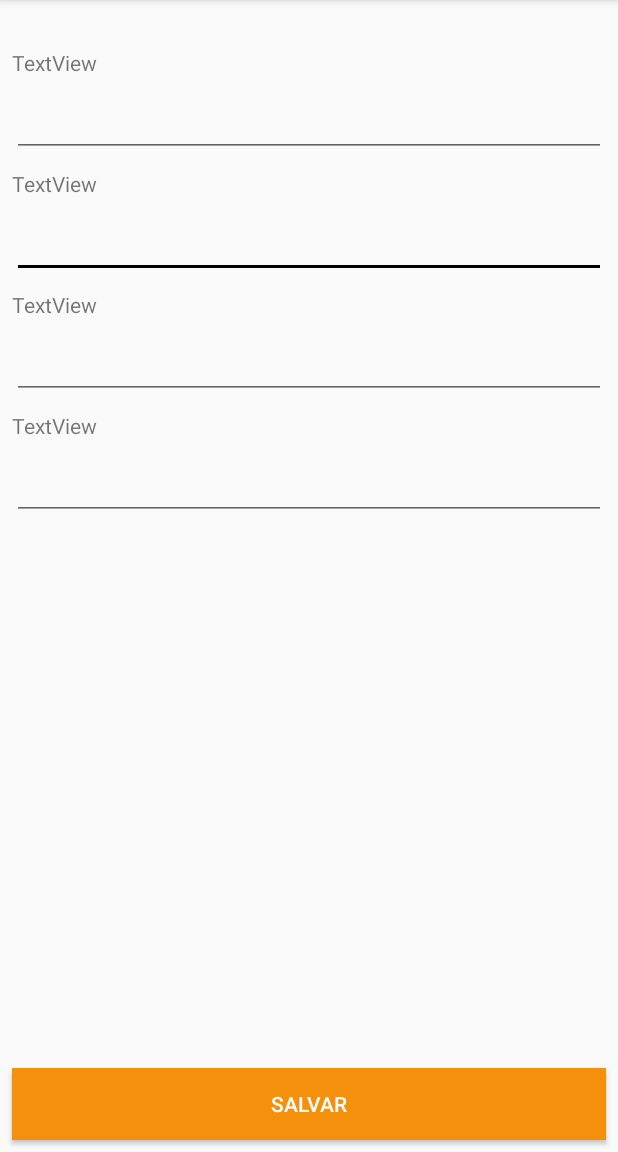
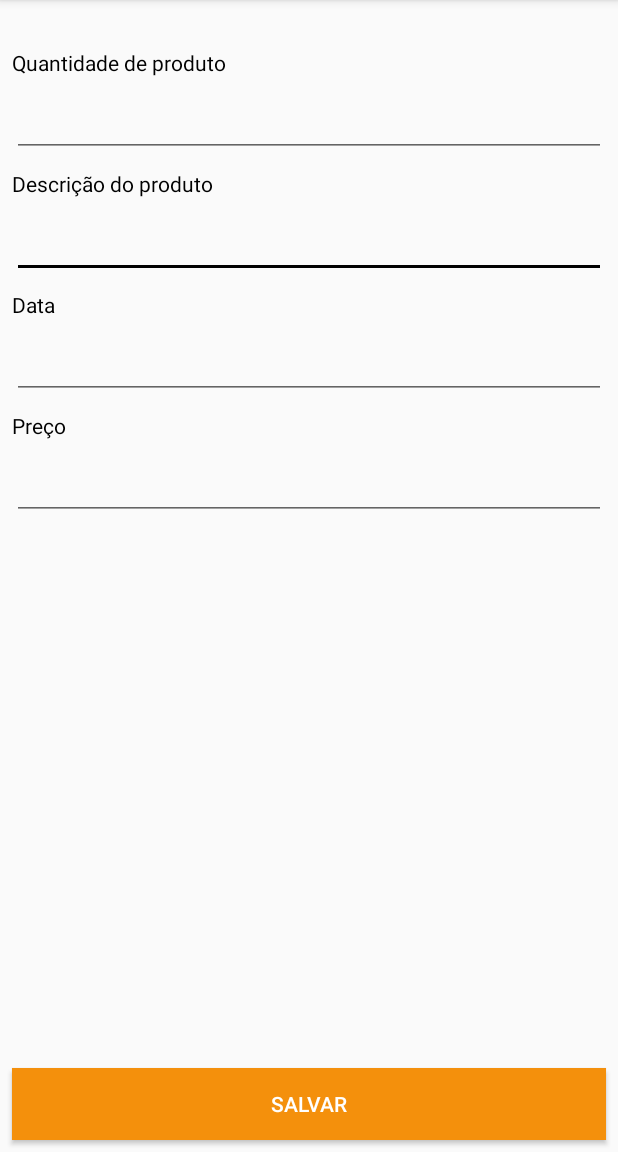
Before and after one commit to paulohdant/AppVendas, an Android app: the FormsVenda screen opened directly, with no data from a screen before it, on a phone screen of 412 x 824 dp, the part 84-1236 px from its top. Run offline under Robolectric (Android 15) with nearby library versions, the phone set to English and light mode, and no system bars.

```diff
--- a/app/src/main/java/com/example/appvendas/AdapterCliente.java
+++ b/app/src/main/java/com/example/appvendas/AdapterCliente.java
@@ -19,6 +19,7 @@ public class AdapterCliente extends ArrayAdapter<Cliente> {
             this.context = context;
             this.listaClientes = listaClientes;
         }
+
     @Override
     public View getView(int position, View convertView, ViewGroup parent) {
         LayoutInflater inflater = (LayoutInflater) context.getSystemService(Context.LAYOUT_INFLATER_SERVICE);
@@ -30,7 +31,7 @@ public class AdapterCliente extends ArrayAdapter<Cliente> {
 
         tvNomeClientes.setText(listaClientes.get(position).getNome());
         tvNumeroCliente.setText(listaClientes.get(position).getNumero());
+
         return linha;
-
     }
 }
--- a/app/src/main/res/layout/activity_forms_venda.xml
+++ b/app/src/main/res/layout/activity_forms_venda.xml
@@ -11,11 +11,12 @@
         android:layout_width="0dp"
         android:layout_height="wrap_content"
         android:layout_marginStart="8dp"
+        android:textColor="@color/colorAccent"
         android:layout_marginLeft="8dp"
         android:layout_marginTop="32dp"
         android:layout_marginEnd="8dp"
         android:layout_marginRight="8dp"
-        android:text="TextView"
+        android:text="@string/tvQntForm"
         app:layout_constraintEnd_toEndOf="parent"
         app:layout_constraintStart_toStartOf="parent"
         app:layout_constraintTop_toTopOf="parent" />
@@ -29,8 +30,9 @@
         android:layout_marginTop="8dp"
         android:layout_marginEnd="8dp"
         android:layout_marginRight="8dp"
-        android:text="TextView"
+        android:text="@string/tvDescForm"
         app:layout_constraintEnd_toEndOf="parent"
+        android:textColor="@color/colorAccent"
         app:layout_constraintStart_toStartOf="parent"
         app:layout_constraintTop_toBottomOf="@+id/etQntForm" />
 
@@ -42,6 +44,7 @@
         android:layout_marginLeft="8dp"
         android:layout_marginTop="8dp"
         android:layout_marginEnd="8dp"
+        android:textColor="@color/colorAccent"
         android:layout_marginRight="8dp"
         android:ems="10"
         android:inputType="textPersonName"
@@ -53,12 +56,13 @@
         android:id="@+id/tvDataForm"
         android:layout_width="0dp"
         android:layout_height="wrap_content"
+        android:textColor="@color/colorAccent"
         android:layout_marginStart="8dp"
         android:layout_marginLeft="8dp"
         android:layout_marginTop="8dp"
         android:layout_marginEnd="8dp"
         android:layout_marginRight="8dp"
-        android:text="TextView"
+        android:text="@string/tvDataForm"
         app:layout_constraintEnd_toEndOf="parent"
         app:layout_constraintStart_toStartOf="parent"
         app:layout_constraintTop_toBottomOf="@+id/etDescForm" />
@@ -72,7 +76,8 @@
         android:layout_marginTop="8dp"
         android:layout_marginEnd="8dp"
         android:layout_marginRight="8dp"
-        android:text="TextView"
+        android:text="@string/tvPrecoForm"
+        android:textColor="@color/colorAccent"
         app:layout_constraintEnd_toEndOf="parent"
         app:layout_constraintStart_toStartOf="parent"
         app:layout_constraintTop_toBottomOf="@+id/etDataForm" />
@@ -86,6 +91,7 @@
         android:layout_marginTop="8dp"
         android:layout_marginEnd="8dp"
         android:layout_marginRight="8dp"
+        android:textColor="@color/colorAccent"
         android:ems="10"
         android:inputType="number"
         app:layout_constraintEnd_toEndOf="parent"
@@ -102,6 +108,7 @@
         android:layout_marginEnd="8dp"
         android:layout_marginRight="8dp"
         android:ems="10"
+        android:textColor="@color/colorAccent"
         android:inputType="date"
         app:layout_constraintEnd_toEndOf="parent"
         app:layout_constraintStart_toStartOf="parent"
@@ -117,6 +124,7 @@
         android:layout_marginEnd="8dp"
         android:layout_marginRight="8dp"
         android:ems="10"
+        android:textColor="@color/colorAccent"
         android:inputType="number"
         app:layout_constraintEnd_toEndOf="parent"
         app:layout_constraintStart_toStartOf="parent"
--- a/app/src/main/res/values/strings.xml
+++ b/app/src/main/res/values/strings.xml
@@ -1,6 +1,14 @@
 <resources>
     <string name="app_name">App Vendas</string>
     <string name="bt_cadCliente">Cadastrar cliente</string>
+    <string name="buscaClientes">Buscar</string>
     <string name="bt_listaCliente">Lista de Clientes</string>
     <string name="sair">Sair</string>
+    <string name="excluirCliente">Excluir</string>
+    <string name="atualizaCliente">Atualizar Cliente</string>
+    <string name="cadastraVenda">Cadastra Venda</string>
+    <string name="tvQntForm">Quantidade de produto</string>
+    <string name="tvDescForm">Descrição do produto</string>
+    <string name="tvDataForm">Data</string>
+    <string name="tvPrecoForm">Preço</string>
 </resources>
```
Also changed, not shown: app/src/main/java/com/example/appvendas/ClienteDAO.java (+13 -0 lines), app/src/main/java/com/example/appvendas/FormsCliente.java (+26 -8 lines), app/src/main/java/com/example/appvendas/MainActivity.java (+80 -6 lines), app/src/main/res/drawable/ic_search_black_24dp.xml (added, +9 -0 lines), app/src/main/res/layout/activity_main.xml (+4 -4 lines), app/src/main/res/layout/listview_clientes.xml (+6 -2 lines), app/src/main/res/menu/menu_context.xml (added, +13 -0 lines), app/src/main/res/menu/menu_principal.xml (+8 -0 lines).
